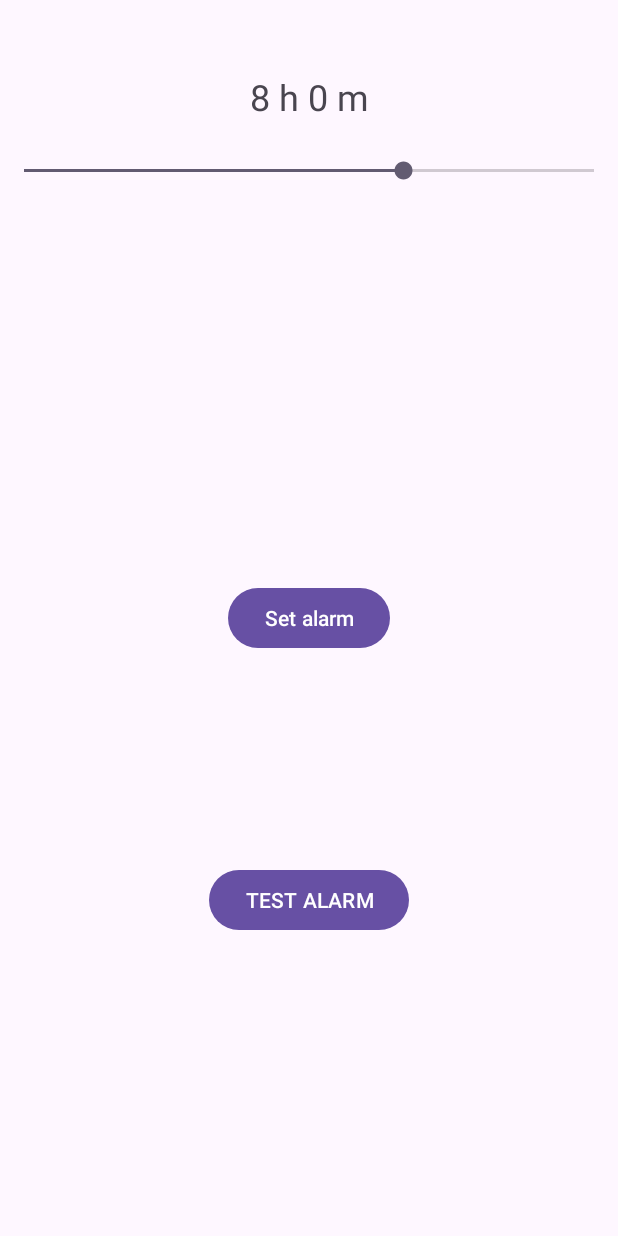
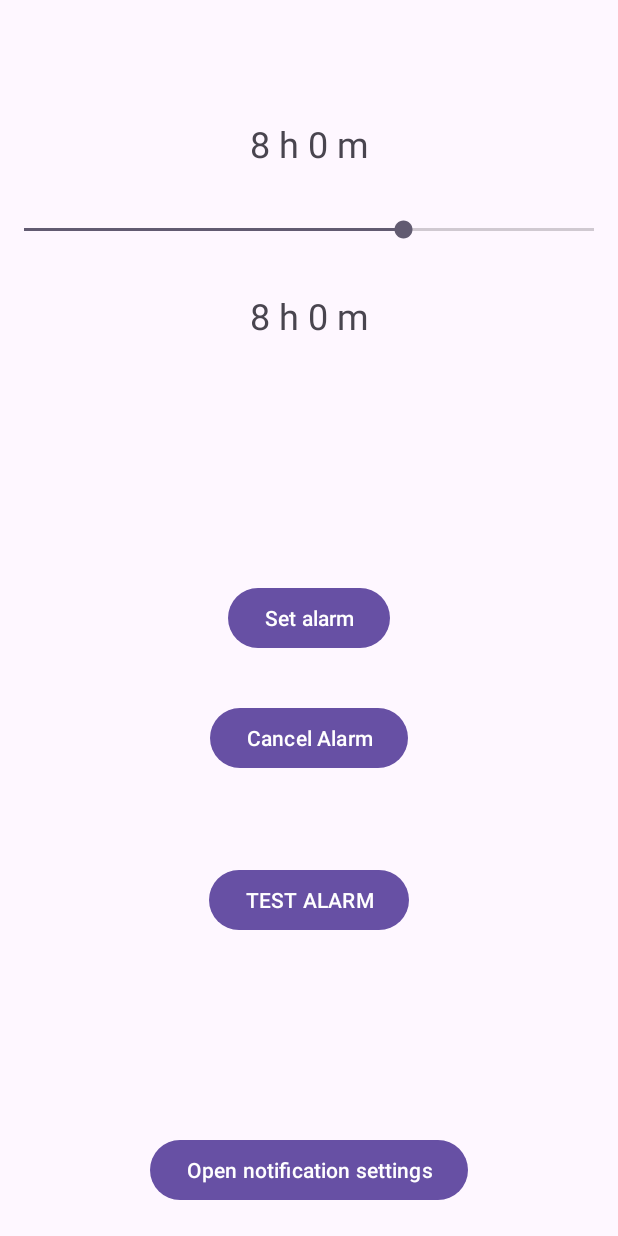
Before and after one commit to Forvely/Soluna, an Android app: the screen it shows after launch (MainActivity), on a phone screen of 412 x 824 dp. Run offline under Robolectric (Android 15) with nearby library versions, the phone set to English and light mode, and no system bars.

Commit message:
Added a notification settings button since notifications didn't work correctly after reinstalling the app.

```diff
--- a/app/src/main/java/com/example/iwillworkv6/MainActivity.kt
+++ b/app/src/main/java/com/example/iwillworkv6/MainActivity.kt
@@ -22,9 +22,11 @@ import java.util.concurrent.TimeUnit
 
 
 
+
 class MainActivity : AppCompatActivity() {
     private lateinit var seekBar: SeekBar
     private lateinit var tvSleepValue: TextView
+    private lateinit var tvWakeUpTime: TextView
 
     override fun onCreate(savedInstanceState: Bundle?) {
         super.onCreate(savedInstanceState)
@@ -32,13 +34,15 @@ class MainActivity : AppCompatActivity() {
 
         seekBar = findViewById(R.id.seekBar)
         tvSleepValue = findViewById(R.id.tvSleepValue)
+        tvWakeUpTime = findViewById(R.id.tv_wakeUpTime)
+
 
         // TEST ALARM
         findViewById<Button>(R.id.testButton).setOnClickListener {
             scheduleAlarmIn(5, TimeUnit.SECONDS)
         }
 
-        // 2) helper to update the TextView
+        // helper to update the TextView
         fun updateDisplay(progress: Int) {
             val totalMinutes = progress * 10
             val hours   = totalMinutes / 60
@@ -46,10 +50,10 @@ class MainActivity : AppCompatActivity() {
             tvSleepValue.text = "${hours} h ${minutes} m"
         }
 
-        // 3) initialize
+        // initialize
         updateDisplay(seekBar.progress)
 
-        // 4) snap to steps of 1 (each = 10 min) and update text as you drag
+        // snap to steps of 1 (each = 10 min) and update text as you drag
         seekBar.setOnSeekBarChangeListener(object: SeekBar.OnSeekBarChangeListener {
             override fun onProgressChanged(sb: SeekBar?, prog: Int, fromUser: Boolean) {
                 // prog is already an int 0–72, each step = 10 min
@@ -69,6 +73,7 @@ class MainActivity : AppCompatActivity() {
             val wakeTime = Calendar.getInstance().apply {
                 add(Calendar.MINUTE, totalMinutes)
             }
+            android.util.Log.d("ALARM_DEBUG", "Alarm set for ${wakeTime.time}")
 
             // permission check for exact alarms on Android S+
             val alarmMgr = getSystemService(Context.ALARM_SERVICE) as AlarmManager
@@ -100,6 +105,14 @@ class MainActivity : AppCompatActivity() {
             val fmt = SimpleDateFormat("HH:mm", Locale.getDefault())
             Toast.makeText(this, "Alarm set for ${fmt.format(wakeTime.time)}", Toast.LENGTH_LONG).show()
         }
+
+        findViewById<Button>(R.id.btn_openNotifSettings).setOnClickListener{
+            startActivity(Intent().apply {
+                action = android.provider.Settings.ACTION_APP_NOTIFICATION_SETTINGS
+                putExtra(android.provider.Settings.EXTRA_APP_PACKAGE, packageName)
+            })
+        }
+
         val prefs = getSharedPreferences("app_prefs", MODE_PRIVATE)
         val alreadyOpened = prefs.getBoolean("opened_notification_settings", false)
 
--- a/app/src/main/res/layout/activity_main.xml
+++ b/app/src/main/res/layout/activity_main.xml
@@ -13,24 +13,37 @@
         android:layout_height="wrap_content"
         android:layout_alignParentTop="true"
         android:layout_centerHorizontal="true"
-        android:layout_marginTop="48dp"
+        android:layout_marginBottom="32dp"
+        android:text="8 h 0 m"
+        android:textSize="24sp"
+        app:layout_constraintBottom_toTopOf="@+id/seekBar"
+        app:layout_constraintEnd_toEndOf="parent"
+        app:layout_constraintStart_toStartOf="parent" />
+
+    <TextView
+        android:id="@+id/tv_wakeUpTime"
+        android:layout_width="wrap_content"
+        android:layout_height="wrap_content"
+        android:layout_alignParentTop="true"
+        android:layout_centerHorizontal="true"
+        android:layout_marginTop="32dp"
         android:text="8 h 0 m"
         android:textSize="24sp"
         app:layout_constraintEnd_toEndOf="parent"
         app:layout_constraintStart_toStartOf="parent"
-        app:layout_constraintTop_toTopOf="parent" />
+        app:layout_constraintTop_toBottomOf="@+id/seekBar" />
 
     <SeekBar
         android:id="@+id/seekBar"
         android:layout_width="match_parent"
         android:layout_height="wrap_content"
-        android:layout_marginTop="24dp"
+        android:layout_marginTop="144dp"
         android:max="72"
         android:progress="48"
         app:layout_constraintEnd_toEndOf="parent"
         app:layout_constraintHorizontal_bias="0.0"
         app:layout_constraintStart_toStartOf="parent"
-        app:layout_constraintTop_toBottomOf="@+id/tvSleepValue" />
+        app:layout_constraintTop_toTopOf="parent" />
 
     <Button
         android:id="@+id/btn_setAlarm"
@@ -52,5 +65,25 @@
         app:layout_constraintEnd_toEndOf="parent"
         app:layout_constraintStart_toStartOf="parent" />
 
+    <Button
+        android:id="@+id/btn_openNotifSettings"
+        android:layout_width="wrap_content"
+        android:layout_height="wrap_content"
+        android:layout_marginBottom="20dp"
+        android:text="Open notification settings"
+        app:layout_constraintBottom_toBottomOf="parent"
+        app:layout_constraintEnd_toEndOf="parent"
+        app:layout_constraintStart_toStartOf="parent" />
+
+    <Button
+        android:id="@+id/btn_cancel"
+        android:layout_width="wrap_content"
+        android:layout_height="wrap_content"
+        android:layout_marginTop="32dp"
+        android:text="Cancel Alarm"
+        app:layout_constraintEnd_toEndOf="parent"
+        app:layout_constraintStart_toStartOf="parent"
+        app:layout_constraintTop_toBottomOf="@+id/btn_setAlarm" />
+
 
 </androidx.constraintlayout.widget.ConstraintLayout>
```
